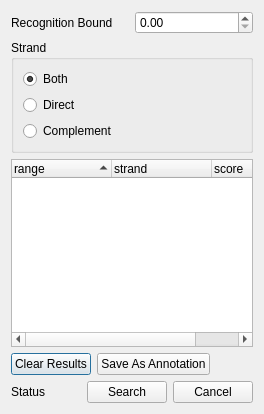
First picture: the form in src/plugins/expert_discovery/src/ui/ExpertDiscoverySearchDialog.ui, repository violethaze74/ugene, before the edit.
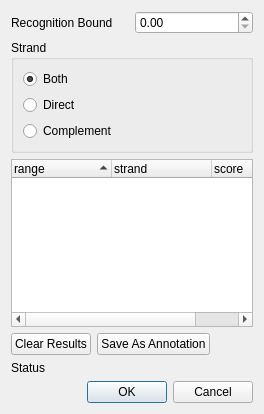
Second picture: the form after the edit.

Commit message: Help system for all dialogs, UI improvements for all dialogs.

Diff of the .ui file:
```diff
--- a/src/plugins/expert_discovery/src/ui/ExpertDiscoverySearchDialog.ui
+++ b/src/plugins/expert_discovery/src/ui/ExpertDiscoverySearchDialog.ui
@@ -167,35 +167,15 @@
        </property>
       </widget>
      </item>
-     <item>
-      <spacer name="horizontalSpacer_4">
-       <property name="orientation">
-        <enum>Qt::Horizontal</enum>
-       </property>
-       <property name="sizeHint" stdset="0">
-        <size>
-         <width>40</width>
-         <height>20</height>
-        </size>
-       </property>
-      </spacer>
-     </item>
-     <item>
-      <widget class="QPushButton" name="pbSearch">
-       <property name="text">
-        <string>Search</string>
-       </property>
-      </widget>
-     </item>
-     <item>
-      <widget class="QPushButton" name="pbClose">
-       <property name="text">
-        <string>Cancel</string>
-       </property>
-      </widget>
-     </item>
     </layout>
    </item>
+   <item>
+    <widget class="QDialogButtonBox" name="buttonBox">
+     <property name="standardButtons">
+      <set>QDialogButtonBox::Cancel|QDialogButtonBox::Ok</set>
+     </property>
+    </widget>
+   </item>
   </layout>
  </widget>
  <resources/>
```
The commit also changes 309 other files.
